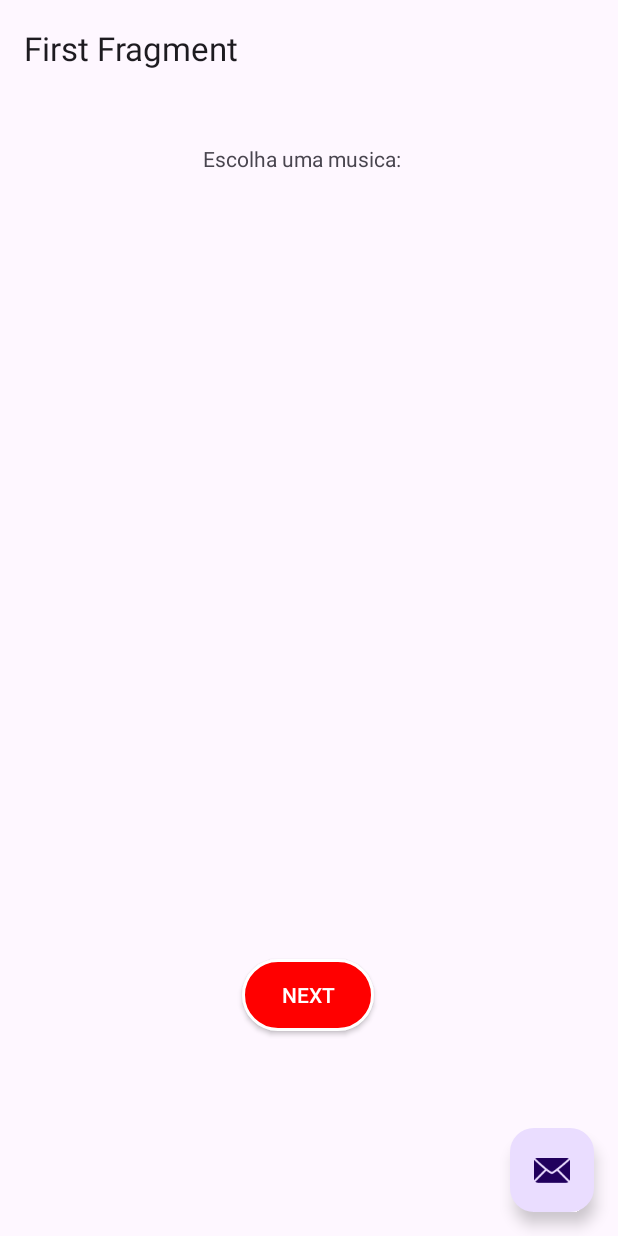
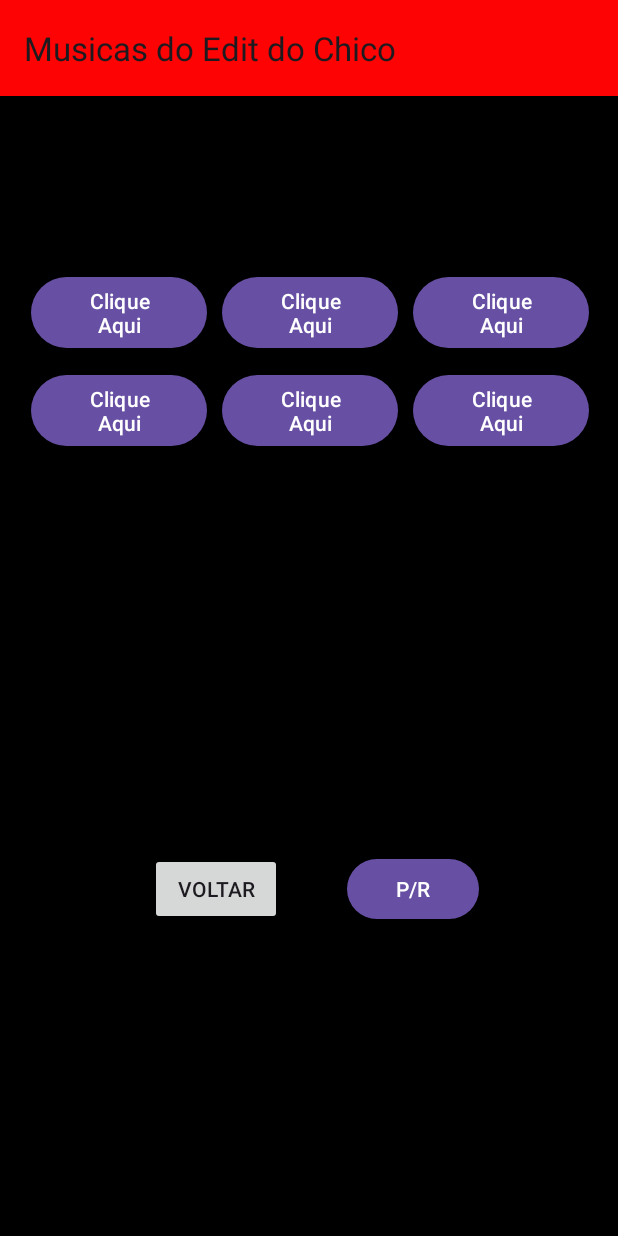
Before and after one commit to AngeloMzn/ChicoCoinsApp, an Android app: the EditMusicActivity screen opened directly, with no data from a screen before it, on a phone screen of 412 x 824 dp. Run offline under Robolectric (Android 15) with nearby library versions, the phone set to English and light mode, and no system bars; our stand-ins replace navigation-ui.

Commit message:
[FEAT] Adicionando gridview com as musicas

```diff
--- a/src/main/AndroidManifest.xml
+++ b/src/main/AndroidManifest.xml
@@ -3,6 +3,7 @@
     xmlns:tools="http://schemas.android.com/tools">
 
     <application
+
         android:allowBackup="true"
         android:dataExtractionRules="@xml/data_extraction_rules"
         android:fullBackupContent="@xml/backup_rules"
--- a/src/main/java/com/example/myapplication/EditMusicActivity.java
+++ b/src/main/java/com/example/myapplication/EditMusicActivity.java
@@ -33,11 +33,11 @@ public class EditMusicActivity extends AppCompatActivity {
         appBarConfiguration = new AppBarConfiguration.Builder(navController.getGraph()).build();
         NavigationUI.setupActionBarWithNavController(this, navController, appBarConfiguration);
 
-        binding.fab.setOnClickListener(new View.OnClickListener() {
+        binding.toolbar.setOnClickListener(new View.OnClickListener() {
             @Override
             public void onClick(View view) {
                 Snackbar.make(view, "Replace with your own action", Snackbar.LENGTH_LONG)
-                        .setAnchorView(R.id.fab)
+                        .setAnchorView(R.id.toolbar)
                         .setAction("Action", null).show();
             }
         });
--- a/src/main/java/com/example/myapplication/EditMusicFragment.java
+++ b/src/main/java/com/example/myapplication/EditMusicFragment.java
@@ -6,12 +6,16 @@ import android.view.LayoutInflater;
 import android.view.View;
 import android.view.ViewGroup;
 import android.widget.Button;
+import android.widget.GridView;
 
 import androidx.annotation.NonNull;
 import androidx.fragment.app.Fragment;
 
 
 import com.example.myapplication.databinding.MusicFragmentBinding;
+
+import java.util.Arrays;
+import java.util.List;
 
 public class EditMusicFragment extends Fragment {
 
@@ -23,22 +27,42 @@ public class EditMusicFragment extends Fragment {
             @NonNull LayoutInflater inflater, ViewGroup container,
             Bundle savedInstanceState
     ) {
-
         binding = MusicFragmentBinding.inflate(inflater, container, false);
-
         View view = binding.getRoot();
 
+        GridView gridView = view.findViewById(R.id.grid_editMusic);
+        List<Integer> songResources = Arrays.asList(R.raw.song1, R.raw.song2, R.raw.song3, R.raw.song4, R.raw.song5, R.raw.song6);
+        final GridAdapter adapter = new GridAdapter(requireContext(), songResources);
+        gridView.setAdapter(adapter);
+
         Button btn_BackHistory = view.findViewById(R.id.btn_BackHistory);
+
 
         btn_BackHistory.setOnClickListener(new View.OnClickListener() {
             @Override
             public void onClick(View v) {
+                adapter.stop();
                 Intent itBackHistory = new Intent(getActivity(), ChicoHistoryActivity.class);
                 startActivity(itBackHistory);
             }
         });
-        return binding.getRoot();
+
+        // Configurando botão para pausar e continuar a música
+        Button btn_pause_continue = view.findViewById(R.id.btn_pause_continue);
+        btn_pause_continue.setOnClickListener(new View.OnClickListener() {
+            @Override
+            public void onClick(View v) {
+                if (adapter.getIsPlaying()) {
+                    adapter.pauseMusic();
+                } else {
+                    adapter.resumeMusic();
+                }
+            }
+        });
+
+        return view;
     }
+
 
     public void onViewCreated(@NonNull View view, Bundle savedInstanceState) {
         super.onViewCreated(view, savedInstanceState);
--- /dev/null
+++ b/src/main/java/com/example/myapplication/GridAdapter.java
@@ -0,0 +1,112 @@
+package com.example.myapplication;
+
+import android.content.Context;
+import android.media.MediaPlayer;
+import android.view.LayoutInflater;
+import android.view.View;
+import android.view.ViewGroup;
+import android.widget.BaseAdapter;
+import android.widget.Button;
+import android.widget.Toast;
+
+import java.util.List;
+
+public class GridAdapter extends BaseAdapter {
+    private Context mContext;
+    private List<Integer> mSongResources;
+    private LayoutInflater mInflater;
+    private MediaPlayer mMediaPlayer;
+    private boolean isPlaying = false;
+
+    public GridAdapter(Context context, List<Integer> songResources) {
+        mContext = context;
+        mSongResources = songResources;
+        mInflater = LayoutInflater.from(context);
+        mMediaPlayer = new MediaPlayer();
+    }
+
+    @Override
+    public int getCount() {
+        return mSongResources.size();
+    }
+
+    @Override
+    public Object getItem(int position) {
+        return mSongResources.get(position);
+    }
+
+    @Override
+    public long getItemId(int position) {
+        return position;
+    }
+
+    @Override
+    public View getView(final int position, View convertView, ViewGroup parent) {
+        ViewHolder holder;
+        if (convertView == null) {
+            convertView = mInflater.inflate(R.layout.grid_item_layout, parent, false);
+            holder = new ViewHolder();
+            holder.button = convertView.findViewById(R.id.btn_grid_item);
+            convertView.setTag(holder);
+        } else {
+            holder = (ViewHolder) convertView.getTag();
+        }
+
+        holder.button.setOnClickListener(new View.OnClickListener() {
+            @Override
+            public void onClick(View v) {
+                if (isPlaying) {
+                    pauseMusic();
+                } else {
+                    playMusic(position);
+                }
+            }
+        });
+
+        return convertView;
+    }
+
+    static class ViewHolder {
+        Button button;
+    }
+
+    public void playMusic(int position) {
+        if (mMediaPlayer.isPlaying()) {
+            mMediaPlayer.stop();
+            mMediaPlayer.reset();
+        }
+        try {
+            mMediaPlayer = MediaPlayer.create(mContext, mSongResources.get(position));
+            mMediaPlayer.start();
+            isPlaying = true;
+        } catch (Exception e) {
+            Toast.makeText(mContext, "Erro ao reproduzir a música", Toast.LENGTH_SHORT).show();
+            e.printStackTrace();
+        }
+    }
+
+    public void pauseMusic() {
+        if (mMediaPlayer.isPlaying()) {
+            mMediaPlayer.pause();
+            isPlaying = false;
+        }
+    }
+
+    public void stop() {
+        if (mMediaPlayer.isPlaying()) {
+            mMediaPlayer.stop();
+            isPlaying = false;
+        }
+    }
+
+    public void resumeMusic() {
+        if (!mMediaPlayer.isPlaying()) {
+            mMediaPlayer.start();
+            isPlaying = true;
+        }
+    }
+
+    public boolean getIsPlaying(){
+        return this.isPlaying;
+    }
+}
--- a/src/main/res/layout/activity_edit_music.xml
+++ b/src/main/res/layout/activity_edit_music.xml
@@ -4,30 +4,28 @@
     xmlns:tools="http://schemas.android.com/tools"
     android:layout_width="match_parent"
     android:layout_height="match_parent"
+    android:background="@color/black"
     android:fitsSystemWindows="true"
     tools:context=".EditMusicActivity">
 
     <com.google.android.material.appbar.AppBarLayout
         android:layout_width="match_parent"
         android:layout_height="wrap_content"
+        android:background="@color/black"
         android:fitsSystemWindows="true">
 
         <com.google.android.material.appbar.MaterialToolbar
             android:id="@+id/toolbar"
             android:layout_width="match_parent"
-            android:layout_height="?attr/actionBarSize" />
+            android:layout_height="?attr/actionBarSize"
+            android:background="#FD0303" />
 
     </com.google.android.material.appbar.AppBarLayout>
 
-    <include layout="@layout/content_edit_music" />
-
-    <com.google.android.material.floatingactionbutton.FloatingActionButton
-        android:id="@+id/fab"
-        android:layout_width="wrap_content"
-        android:layout_height="wrap_content"
-        android:layout_gravity="bottom|end"
-        android:layout_marginEnd="@dimen/fab_margin"
-        android:layout_marginBottom="16dp"
-        app:srcCompat="@android:drawable/ic_dialog_email" />
+    <!-- O include foi movido para baixo -->
+    <include
+        layout="@layout/content_edit_music"
+        android:layout_width="match_parent"
+        android:layout_height="648dp" />
 
 </androidx.coordinatorlayout.widget.CoordinatorLayout>
--- a/src/main/res/layout/content_edit_music.xml
+++ b/src/main/res/layout/content_edit_music.xml
@@ -13,7 +13,9 @@
         app:defaultNavHost="true"
         app:layout_constraintBottom_toBottomOf="parent"
         app:layout_constraintEnd_toEndOf="parent"
+        app:layout_constraintHorizontal_bias="1.0"
         app:layout_constraintStart_toStartOf="parent"
         app:layout_constraintTop_toTopOf="parent"
+        app:layout_constraintVertical_bias="0.0"
         app:navGraph="@navigation/nav_graph" />
 </androidx.constraintlayout.widget.ConstraintLayout>
--- /dev/null
+++ b/src/main/res/layout/grid_item_layout.xml
@@ -0,0 +1,14 @@
+<?xml version="1.0" encoding="utf-8"?>
+<LinearLayout xmlns:android="http://schemas.android.com/apk/res/android"
+    android:layout_width="match_parent"
+    android:layout_height="match_parent"
+    android:orientation="vertical"
+    android:gravity="center">
+
+    <Button
+        android:id="@+id/btn_grid_item"
+        android:layout_width="wrap_content"
+        android:layout_height="wrap_content"
+        android:text="Clique Aqui" />
+
+</LinearLayout>
--- a/src/main/res/layout/music_fragment.xml
+++ b/src/main/res/layout/music_fragment.xml
@@ -15,45 +15,47 @@
             android:id="@+id/btn_BackHistory"
             android:layout_width="wrap_content"
             android:layout_height="wrap_content"
-            android:layout_marginStart="119dp"
+            android:layout_marginStart="84dp"
             android:layout_marginTop="150dp"
-            android:layout_marginEnd="119dp"
             android:layout_marginBottom="16dp"
-            android:text="@string/next"
-            android:textColor="@color/white"
-            android:background="@drawable/background_button"
+            android:text="@string/btn_BackHistory"
             app:layout_constraintBottom_toBottomOf="parent"
-            app:layout_constraintEnd_toEndOf="parent"
-            app:layout_constraintHorizontal_bias="0.49"
             app:layout_constraintStart_toStartOf="parent"
             app:layout_constraintTop_toBottomOf="@+id/grid_editMusic"
-            app:layout_constraintVertical_bias="1.0" />
+            app:layout_constraintVertical_bias="0.0" />
 
         <GridView
             android:id="@+id/grid_editMusic"
-            android:layout_width="409dp"
-            android:layout_height="250dp"
+            android:layout_width="383dp"
+            android:layout_height="243dp"
             android:layout_marginTop="16dp"
             android:layout_marginBottom="16dp"
+            android:background="@color/black"
+            android:clipChildren="false"
+            android:clipToPadding="false"
+            android:divider="#CCCCCC"
+            android:dividerHeight="1dp"
+            android:gravity="center"
+            android:horizontalSpacing="10dp"
             android:numColumns="3"
+            android:padding="5dp"
+            android:stretchMode="columnWidth"
+            android:verticalSpacing="10dp"
             app:layout_constraintBottom_toBottomOf="parent"
             app:layout_constraintEnd_toEndOf="parent"
             app:layout_constraintStart_toStartOf="parent"
             app:layout_constraintTop_toTopOf="parent"
             app:layout_constraintVertical_bias="0.42" />
-
-        <TextView
-            android:id="@+id/txt_musicTittle"
+        <Button
+            android:id="@+id/btn_pause_continue"
             android:layout_width="wrap_content"
             android:layout_height="wrap_content"
-            android:layout_marginStart="119dp"
-            android:layout_marginTop="16dp"
-            android:layout_marginEnd="119dp"
-            android:text="@string/txt_musicTittle"
+            android:layout_marginTop="150dp"
+            android:text="@string/btn_pause_continue"
             app:layout_constraintEnd_toEndOf="parent"
-            app:layout_constraintHorizontal_bias="0.0"
-            app:layout_constraintStart_toStartOf="parent"
-            app:layout_constraintTop_toTopOf="parent" />
+            app:layout_constraintHorizontal_bias="0.362"
+            app:layout_constraintStart_toEndOf="@+id/btn_BackHistory"
+            app:layout_constraintTop_toBottomOf="@+id/grid_editMusic" />
 
     </androidx.constraintlayout.widget.ConstraintLayout>
 </androidx.core.widget.NestedScrollView>
--- a/src/main/res/values/strings.xml
+++ b/src/main/res/values/strings.xml
@@ -77,11 +77,11 @@
     </array>
     <string name="mainTitle">"Bem-vindo a história do edit do Chico Moedas"</string>
     <!-- Strings used for fragments for navigation -->
-    <string name="first_fragment_label">First Fragment</string>
+    <string name="first_fragment_label">"Musicas do Edit do Chico"</string>
     <string name="second_fragment_label">Second Fragment</string>
-    <string name="next">Next</string>
+    <string name="btn_BackHistory">"Voltar"</string>
     <string name="previous">Previous</string>
 
     <string name="txt_musicTittle">"Escolha uma musica:"</string>
-
+    <string name="btn_pause_continue">"P/R"</string>
 </resources>
```
Also changed, not shown: 6 other files.
